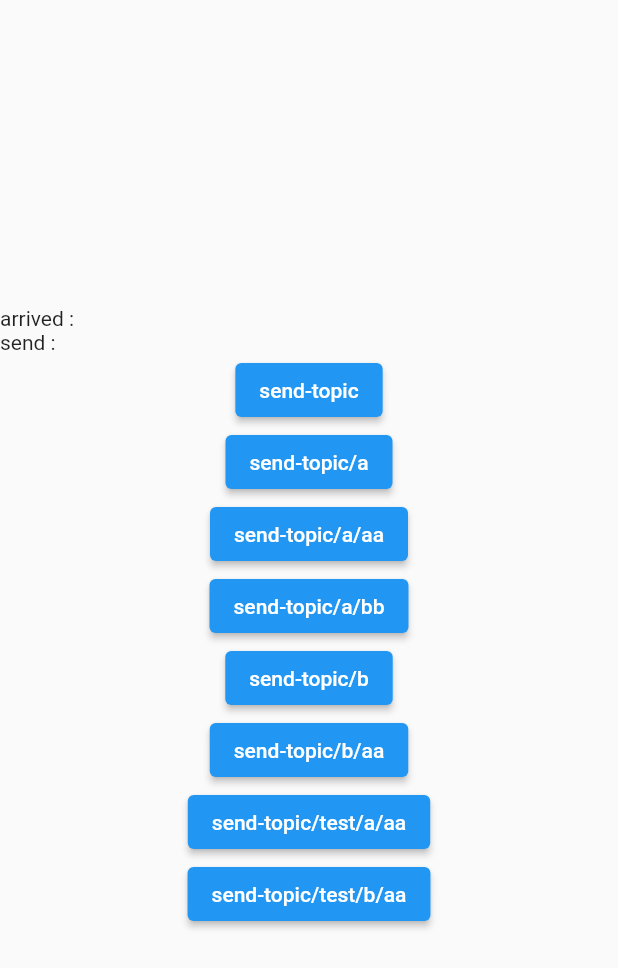
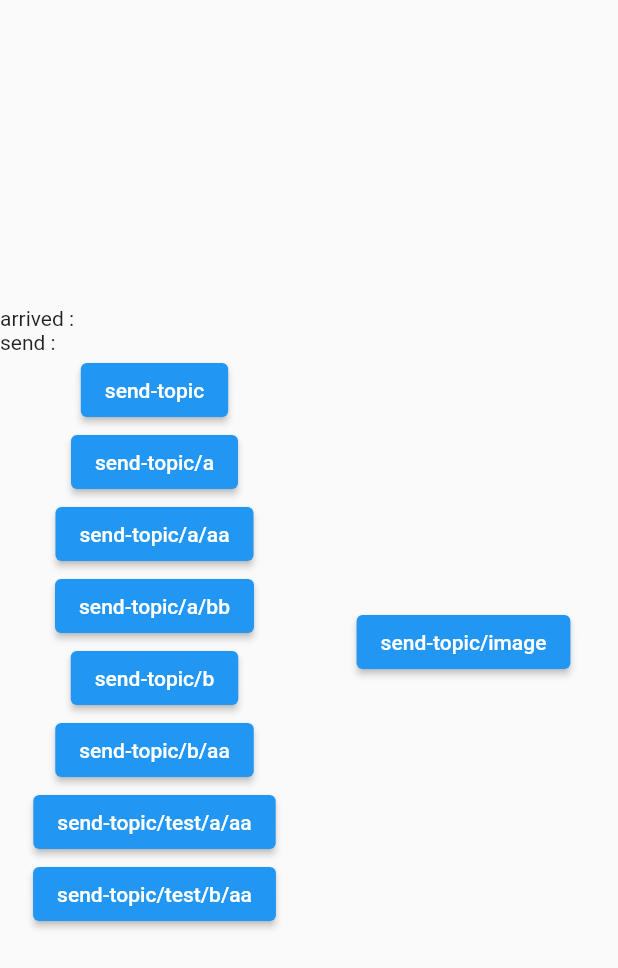
Before and after one commit to sHong7512/mqtt_client_example_flutter, a Flutter app: the screen it shows after launch, on a phone screen of 412 x 824 dp. Shown: the top 968 px of the screen. Run offline on Flutter 3.47's test engine with Material 2 defaults, Android fonts, the light colour scheme and no system bars; our stand-ins replace file_picker, typed_data; missing offline and left inert: mqtt_client.

Commit message:
[Update] File(image) pub & sub

```diff
--- a/lib/mqtt_client_manager.dart
+++ b/lib/mqtt_client_manager.dart
@@ -1,8 +1,11 @@
 import 'dart:async';
 import 'dart:io';
+import 'dart:typed_data';
 
 import 'package:mqtt_client/mqtt_client.dart';
 import 'package:mqtt_client/mqtt_server_client.dart';
+
+import 'package:typed_data/typed_buffers.dart';
 
 /**
  * MQTT v3, v3.1.1
@@ -91,8 +94,13 @@ class MQTTClientManager {
   void publishMessage(String topic, String message) {
     final builder = MqttClientPayloadBuilder();
     builder.addString(message);
-    print('shong] $topic');
     client.publishMessage(topic, MqttQos.exactlyOnce, builder.payload!);
+  }
+
+  void publishUnit8List(String topic, Uint8List unit8List) {
+    Uint8Buffer dataBuffer = Uint8Buffer();
+    dataBuffer.addAll(unit8List);
+    client.publishMessage(topic, MqttQos.exactlyOnce, dataBuffer);
   }
 
   Stream<List<MqttReceivedMessage<MqttMessage>>>? getMessagesStream() {
--- a/lib/mqtt_client_page.dart
+++ b/lib/mqtt_client_page.dart
@@ -1,9 +1,15 @@
+import 'dart:io';
+import 'dart:typed_data';
+
+import 'package:file_picker/file_picker.dart';
 import 'package:flutter/material.dart';
+
+import 'package:mqtt_client/mqtt_client.dart';
+import 'package:path_provider/path_provider.dart';
+import 'mqtt_client_manager.dart';
+
 // import 'package:mqtt5_client/mqtt5_client.dart';
-import 'package:mqtt_client/mqtt_client.dart';
-
-import 'mqtt5_client_manager.dart';
-import 'mqtt_client_manager.dart';
+// import 'mqtt5_client_manager.dart';
 
 class MQTTClientPage extends StatefulWidget {
   const MQTTClientPage({super.key});
@@ -14,10 +20,12 @@ class MQTTClientPage extends StatefulWidget {
 
 class _MQTTClientPageState extends State<MQTTClientPage> {
   MQTTClientManager mqttClientManager = MQTTClientManager(primaryId: '${DateTime.now()}');
+
   // MQTT5ClientManager mqttClientManager = MQTT5ClientManager(primaryId: '${DateTime.now()}');
 
   String _arrived = 'arrived : ';
   String _send = 'send : ';
+  Uint8List? _arrivedMemory;
 
   @override
   void initState() {
@@ -29,17 +37,24 @@ class _MQTTClientPageState extends State<MQTTClientPage> {
   Future<void> setupMqttClient() async {
     await mqttClientManager.connect();
     // mqttClientManager.subscribe("${TOP_TOPIC}");
-    // mqttClientManager.subscribe("${TOP_TOPIC}/#");
-    mqttClientManager.subscribe('${TOP_TOPIC}/+/aa');
+    mqttClientManager.subscribe("${TOP_TOPIC}/#");
+    // mqttClientManager.subscribe('${TOP_TOPIC}/+/aa');
 
     await mqttClientManager.setArrived((c) {
       final recMess = c[0].payload as MqttPublishMessage;
+      if (c[0].topic == "$TOP_TOPIC/image") {
+        _arrived = 'arrived : $TOP_TOPIC/image ${DateTime.now().toString()}';
+        _arrivedMemory = recMess.payload.message.buffer.asUint8List();
+
+        setState(() {});
+      } else {
         final pt = MqttPublishPayload.bytesToStringAsString(recMess.payload.message); //v3
         // final pt = MqttUtilities.bytesToStringAsString(recMess.payload.message!); //v5
+
         print('shong] Change notification:: topic is <${c[0].topic}>, payload is <-- $pt -->');
-      setState(() {
         _arrived = 'arrived : $pt ${DateTime.now().toString()}';
-      });
+        setState(() {});
+      }
     });
   }
 
@@ -62,8 +77,14 @@ class _MQTTClientPageState extends State<MQTTClientPage> {
             children: [
               Text(_arrived),
               Text(_send),
-              Column(
+              Row(
+                mainAxisAlignment: MainAxisAlignment.center,
+                children: [
+                  Expanded(
+                    flex: 1,
+                    child: Column(
                       crossAxisAlignment: CrossAxisAlignment.center,
+                      mainAxisAlignment: MainAxisAlignment.center,
                       children: [
                         sendButton('${TOP_TOPIC}'),
                         sendButton('${TOP_TOPIC}/a'),
@@ -73,6 +94,25 @@ class _MQTTClientPageState extends State<MQTTClientPage> {
                         sendButton('${TOP_TOPIC}/b/aa'),
                         sendButton('${TOP_TOPIC}/test/a/aa'),
                         sendButton('${TOP_TOPIC}/test/b/aa'),
+                      ],
+                    ),
+                  ),
+                  Expanded(
+                    flex: 1,
+                    child: Column(
+                      crossAxisAlignment: CrossAxisAlignment.center,
+                      mainAxisAlignment: MainAxisAlignment.center,
+                      children: [
+                        if (_arrivedMemory != null)
+                          Image.memory(
+                            _arrivedMemory!,
+                            width: double.infinity,
+                            fit: BoxFit.fitWidth,
+                          ),
+                        sendImageButton('${TOP_TOPIC}/image'),
+                      ],
+                    ),
+                  ),
                 ],
               ),
             ],
@@ -92,4 +132,32 @@ class _MQTTClientPageState extends State<MQTTClientPage> {
         },
         child: Text('send-$topic'),
       );
+
+  ElevatedButton sendImageButton(String topic) => ElevatedButton(
+        onPressed: () async {
+          final file = await _selectFile();
+          final bytes = await file?.readAsBytes();
+          if (bytes == null) return;
+
+          mqttClientManager.publishUnit8List(topic, bytes);
+          setState(() {
+            _send = 'send : ${file?.path}';
+          });
+        },
+        child: Text('send-$topic'),
+      );
+
+  Future<File?> _selectFile() async {
+    FilePickerResult? result = await FilePicker.platform.pickFiles();
+    if (result != null) {
+      return File(result.files.single.path!);
     }
+    return null;
+  }
+
+  Future<void> _saveFile(Uint8List memory) async {
+    final tempDir = await getTemporaryDirectory();
+    final file = await File('${tempDir.path}/image.jpg').create();
+    file.writeAsBytesSync(memory);
+  }
+}
```
Also changed, not shown: lib/mqtt5_client_manager.dart (+7 -0 lines), pubspec.yaml (+8 -3 lines), pubspec.lock, 8 other files. Lines whose indentation alone changed are shown as unchanged.
